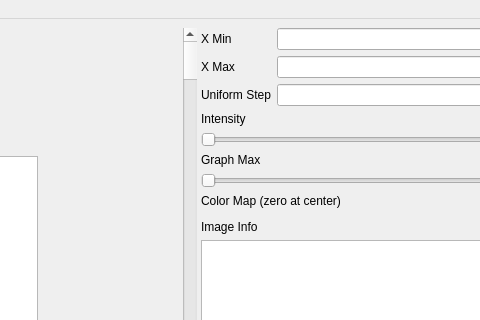
First picture: the form in Code/Mantid/MantidQt/ImageViewer/inc/MantidQtImageViewer/ImageView.ui, repository mantidproject/mantid, before the edit; both pictures show x 506 to 986 and y 0 to 320 of the 1251 by 712 pixel window.
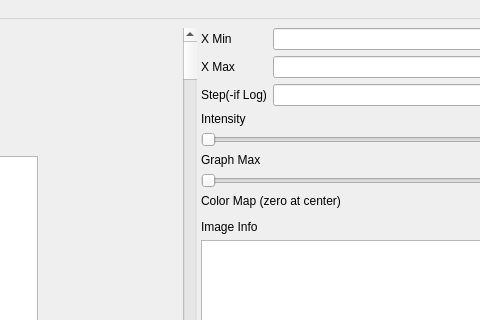
Second picture: the form after the edit. Custom widgets are drawn as their Qt base class.

Commit message:
Re 5058, Modify label on Step control to show how to use log scale
Refs #5058

The edit to the form file:
```diff
--- a/Code/Mantid/MantidQt/ImageViewer/inc/MantidQtImageViewer/ImageView.ui
+++ b/Code/Mantid/MantidQt/ImageViewer/inc/MantidQtImageViewer/ImageView.ui
@@ -86,7 +86,7 @@
           <item row="2" column="0">
            <widget class="QLabel" name="Step_Label">
             <property name="text">
-             <string>Uniform Step</string>
+             <string>Step(-if Log)</string>
             </property>
            </widget>
           </item>
```
